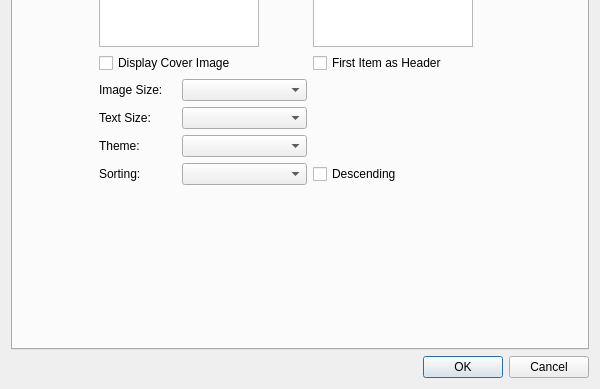
Qt form src/dialogs/settingsdialog.ui (LankSkywalker/LankSkywalker.github.ioQ) before a commit; both pictures show x 0 to 600 and y 211 to 600 of the 600 by 600 pixel window.
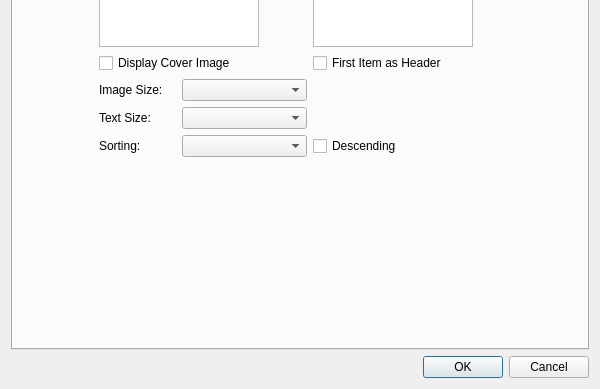
The same form after that commit. The open tabs and pages were chosen to show the change.

Commit message:
Remove list theme setting
It now uses the global theme setting.

Diff of the .ui file:
```diff
--- a/src/dialogs/settingsdialog.ui
+++ b/src/dialogs/settingsdialog.ui
@@ -36,7 +36,7 @@
       <enum>QTabWidget::Rounded</enum>
      </property>
      <property name="currentIndex">
-      <number>7</number>
+      <number>6</number>
      </property>
      <widget class="QWidget" name="pathsWidget">
       <attribute name="title">
@@ -1063,21 +1063,21 @@
            </property>
           </widget>
          </item>
-         <item row="6" column="3">
+         <item row="5" column="3">
           <widget class="QCheckBox" name="listDescendingOption">
            <property name="text">
             <string>Descending</string>
            </property>
           </widget>
          </item>
-         <item row="6" column="0">
+         <item row="5" column="0">
           <widget class="QLabel" name="listSortLabel">
            <property name="text">
             <string>Sorting:</string>
            </property>
           </widget>
          </item>
-         <item row="6" column="1" colspan="2">
+         <item row="5" column="1" colspan="2">
           <widget class="QComboBox" name="listSortBox">
            <property name="maximumSize">
             <size>
@@ -1111,19 +1111,9 @@
            </property>
           </widget>
          </item>
-         <item row="5" column="0">
-          <widget class="QLabel" name="listThemeLabel">
-           <property name="text">
-            <string>Theme:</string>
-           </property>
-          </widget>
-         </item>
          <item row="4" column="1" colspan="2">
           <widget class="QComboBox" name="listTextBox"/>
          </item>
-         <item row="5" column="1" colspan="2">
-          <widget class="QComboBox" name="listThemeBox"/>
-         </item>
         </layout>
        </item>
        <item row="0" column="0">
```
Left out of the diff: 1 changed line with no effect on the pictures. The commit also changes 2 other files.
